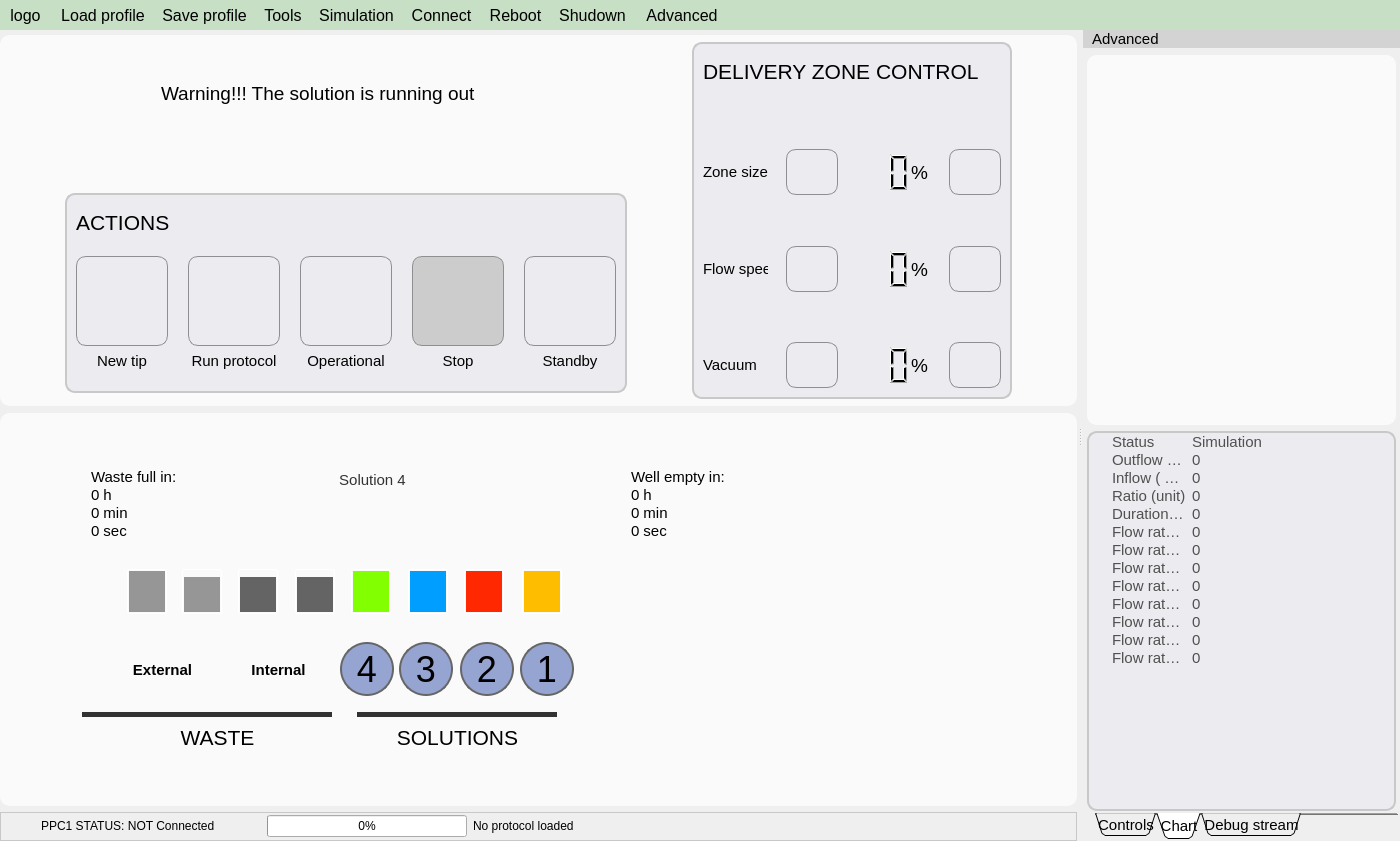
bellonemauro/Labonatip2.0, file apps/Lab-on-a-tip/Lab-on-a-tip.ui: the form before one commit.
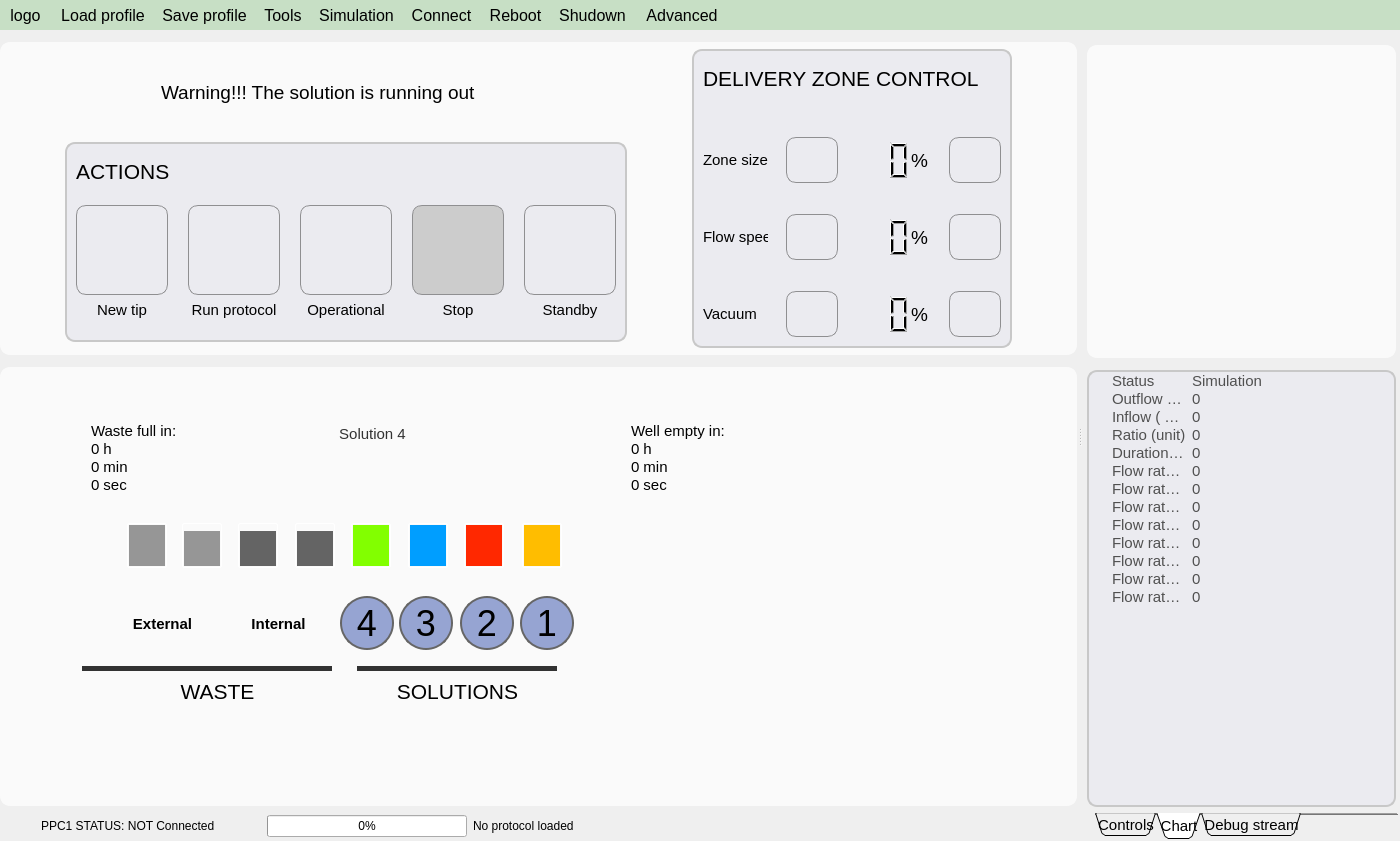
The form after the commit. The open tabs and pages were chosen to show the change. Icons and pictures are not drawn.

Patch:
```diff
--- a/apps/Lab-on-a-tip/Lab-on-a-tip.ui
+++ b/apps/Lab-on-a-tip/Lab-on-a-tip.ui
@@ -148,7 +148,7 @@
          <number>0</number>
         </property>
         <property name="topMargin">
-         <number>5</number>
+         <number>12</number>
         </property>
         <property name="rightMargin">
          <number>0</number>
@@ -182,7 +182,7 @@
              <x>0</x>
              <y>0</y>
              <width>1079</width>
-             <height>697</height>
+             <height>690</height>
             </rect>
            </property>
            <layout class="QGridLayout" name="gridLayout">
@@ -199,7 +199,7 @@
              <number>0</number>
             </property>
             <property name="verticalSpacing">
-             <number>7</number>
+             <number>12</number>
             </property>
             <item row="2" column="0">
              <widget class="QGroupBox" name="groupBox_2">
@@ -1598,13 +1598,13 @@
               <property name="minimumSize">
                <size>
                 <width>280</width>
-                <height>130</height>
+                <height>313</height>
                </size>
               </property>
               <property name="maximumSize">
                <size>
                 <width>16777215</width>
-                <height>380</height>
+                <height>313</height>
                </size>
               </property>
               <property name="styleSheet">
@@ -2963,7 +2963,7 @@
           </property>
           <property name="styleSheet">
            <string notr="true">QGroupBox { 
-     border: 1px solid  rgb(200, 200, 200); ; 
+     border: 1px solid transparent; /* rgb(200, 200, 200);*/
  
     color: rgb(80, 80, 80);
 
@@ -2972,6 +2972,9 @@
           <property name="title">
            <string/>
           </property>
+          <property name="flat">
+           <bool>false</bool>
+          </property>
           <layout class="QGridLayout" name="gridLayout_10">
            <property name="leftMargin">
             <number>4</number>
@@ -3070,7 +3073,7 @@
    </property>
    <property name="font">
     <font>
-     <pointsize>11</pointsize>
+     <pointsize>2</pointsize>
     </font>
    </property>
    <property name="styleSheet">
@@ -3081,8 +3084,9 @@
 
 QDockWidget::title {
     text-align: left; /* align the text to the left */
-    background: lightgray;
+    background: transparent;
     padding-left: 5px;
+    height:1px;
 }
 
 QDockWidget::close-button, QDockWidget::float-button {
@@ -3107,7 +3111,7 @@
     <set>QDockWidget::NoDockWidgetFeatures</set>
    </property>
    <property name="windowTitle">
-    <string>Advanced</string>
+    <string/>
    </property>
    <attribute name="dockWidgetArea">
     <number>2</number>
@@ -3118,7 +3122,7 @@
       <number>2</number>
      </property>
      <property name="topMargin">
-      <number>2</number>
+      <number>0</number>
      </property>
      <property name="rightMargin">
       <number>2</number>
@@ -3192,7 +3196,7 @@
         <enum>QTabWidget::Triangular</enum>
        </property>
        <property name="currentIndex">
-        <number>2</number>
+        <number>1</number>
        </property>
        <property name="elideMode">
         <enum>Qt::ElideNone</enum>
@@ -3224,7 +3228,7 @@
           <number>2</number>
          </property>
          <property name="topMargin">
-          <number>2</number>
+          <number>0</number>
          </property>
          <property name="rightMargin">
           <number>2</number>
@@ -5333,16 +5337,31 @@
           <number>2</number>
          </property>
          <property name="topMargin">
-          <number>5</number>
+          <number>0</number>
          </property>
          <property name="rightMargin">
           <number>2</number>
          </property>
          <property name="bottomMargin">
-          <number>2</number>
+          <number>6</number>
+         </property>
+         <property name="verticalSpacing">
+          <number>12</number>
          </property>
          <item row="0" column="0">
           <widget class="QGroupBox" name="groupBox_chart">
+           <property name="minimumSize">
+            <size>
+             <width>0</width>
+             <height>313</height>
+            </size>
+           </property>
+           <property name="maximumSize">
+            <size>
+             <width>16777215</width>
+             <height>313</height>
+            </size>
+           </property>
            <property name="font">
             <font>
              <pointsize>11</pointsize>
@@ -5398,7 +5417,7 @@
            <property name="maximumSize">
             <size>
              <width>16777215</width>
-             <height>380</height>
+             <height>16777215</height>
             </size>
            </property>
            <property name="font">
@@ -5561,6 +5580,9 @@
          <string>Debug stream</string>
         </attribute>
         <layout class="QVBoxLayout" name="verticalLayout">
+         <property name="topMargin">
+          <number>0</number>
+         </property>
          <item>
           <widget class="QCheckBox" name="checkBox_verboseOut">
            <property name="text">
```
